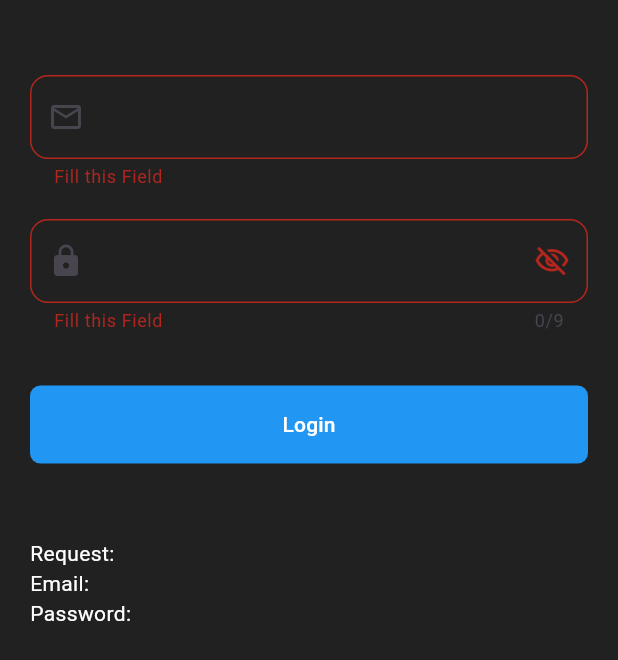
After one commit to yusuf-4444/logicFlutter-selections-, a Flutter app: the FormValidation screen opened directly, after a tap on "Login", on a phone screen of 412 x 824 dp. The commit adds this screen. Shown: the top 660 px of the screen. Run offline on Flutter 3.47's test engine with Material 3 defaults, Android fonts, the phone set to English and light mode, and no system bars; our stand-ins replace file_picker, flutter_svg, image_picker, video_player; missing offline and left inert: open_file_plus, syncfusion_flutter_pdfviewer; project files that could hold a hidden picture were left out.

Commit message:
form validation and pagination logics

```diff
--- a/lib/root.dart
+++ b/lib/root.dart
@@ -1,9 +1,11 @@
 import 'package:flutter/material.dart';
 import 'package:logic_flutter_selections/screens/file_upload.dart';
+import 'package:logic_flutter_selections/screens/form_validation.dart';
 import 'package:logic_flutter_selections/screens/image_selection.dart';
 import 'package:logic_flutter_selections/screens/image_upload.dart';
 import 'package:logic_flutter_selections/screens/multi_image_upload.dart';
 import 'package:logic_flutter_selections/screens/multi_selection.dart';
+import 'package:logic_flutter_selections/screens/pagination.dart';
 import 'package:logic_flutter_selections/screens/search_filter.dart';
 import 'package:logic_flutter_selections/screens/single_selection.dart';
 import 'package:logic_flutter_selections/screens/toggle_selection.dart';
@@ -29,6 +31,8 @@ class _RootState extends State<Root> {
     VideoUpload(),
     FileUpload(),
     SearchFilter(),
+    FormValidation(),
+    Pagination(),
   ];
 
   @override
--- /dev/null
+++ b/lib/screens/form_validation.dart
@@ -0,0 +1,175 @@
+import 'package:flutter/material.dart';
+
+class FormValidation extends StatefulWidget {
+  const FormValidation({super.key});
+
+  @override
+  State<FormValidation> createState() => _FormValidationState();
+}
+
+class _FormValidationState extends State<FormValidation> {
+  String request = "";
+  final TextEditingController _email = TextEditingController();
+  final TextEditingController _password = TextEditingController();
+  final GlobalKey<FormState> _formKey = GlobalKey();
+
+  bool isObsecure = true;
+
+  void _update() {
+    setState(() {});
+  }
+
+  @override
+  void initState() {
+    _email.addListener(_update);
+    _password.addListener(_update);
+    super.initState();
+  }
+
+  @override
+  void dispose() {
+    _email.dispose();
+    _password.dispose();
+    super.dispose();
+  }
+
+  @override
+  Widget build(BuildContext context) {
+    return GestureDetector(
+      onTap: () {
+        FocusScope.of(context).unfocus();
+      },
+      child: Scaffold(
+        backgroundColor: Colors.grey.shade900,
+        body: Padding(
+          padding: const EdgeInsets.symmetric(horizontal: 20),
+          child: Form(
+            key: _formKey,
+            child: Column(
+              children: [
+                SizedBox(height: 50),
+                TextFormField(
+                  validator: (value) {
+                    if (value == null || value.isEmpty) {
+                      return "Fill this Field";
+                    }
+                    if (!value.endsWith("@gmail.com")) {
+                      return "Enter valid Email";
+                    }
+                    return null;
+                  },
+                  controller: _email,
+                  style: TextStyle(color: Colors.white),
+                  cursorColor: Colors.white,
+                  decoration: InputDecoration(
+                    prefixIcon: Icon(Icons.email_outlined),
+                    border: OutlineInputBorder(
+                      borderRadius: BorderRadius.circular(12),
+                    ),
+                    enabledBorder: OutlineInputBorder(
+                      borderRadius: BorderRadius.circular(12),
+                    ),
+                    focusedBorder: OutlineInputBorder(
+                      borderSide: BorderSide(color: Colors.white),
+                      borderRadius: BorderRadius.circular(12),
+                    ),
+                  ),
+                ),
+
+                SizedBox(height: 20),
+                TextFormField(
+                  maxLength: 9,
+                  validator: (value) {
+                    if (value == null || value.isEmpty) {
+                      return "Fill this Field";
+                    }
+                    return null;
+                  },
+                  controller: _password,
+                  style: TextStyle(color: Colors.white),
+                  obscureText: isObsecure,
+                  cursorColor: Colors.white,
+                  decoration: InputDecoration(
+                    suffixIcon: IconButton(
+                      onPressed: () {
+                        isObsecure = !isObsecure;
+                        setState(() {});
+                      },
+                      icon: isObsecure
+                          ? Icon(Icons.visibility_off_outlined)
+                          : Icon(Icons.visibility_outlined),
+                    ),
+                    prefixIcon: Icon(Icons.lock),
+                    border: OutlineInputBorder(
+                      borderRadius: BorderRadius.circular(12),
+                    ),
+                    enabledBorder: OutlineInputBorder(
+                      borderRadius: BorderRadius.circular(12),
+                    ),
+                    focusedBorder: OutlineInputBorder(
+                      borderSide: BorderSide(color: Colors.white),
+                      borderRadius: BorderRadius.circular(12),
+                    ),
+                  ),
+                ),
+
+                SizedBox(height: 35),
+                Container(
+                  width: double.infinity,
+                  decoration: BoxDecoration(
+                    color: Colors.blue,
+                    borderRadius: BorderRadius.circular(7),
+                  ),
+                  child: TextButton(
+                    onPressed: () {
+                      if (_formKey.currentState!.validate()) {
+                        request = "Request";
+                        setState(() {});
+                      }
+                    },
+                    style: TextButton.styleFrom(
+                      shape: RoundedRectangleBorder(
+                        borderRadius: BorderRadiusGeometry.circular(0),
+                      ),
+                    ),
+                    child: Center(
+                      child: Padding(
+                        padding: const EdgeInsets.all(8.0),
+                        child: Text(
+                          "Login",
+                          style: TextStyle(color: Colors.white),
+                        ),
+                      ),
+                    ),
+                  ),
+                ),
+                Align(
+                  alignment: Alignment.centerLeft,
+                  child: Column(
+                    crossAxisAlignment: CrossAxisAlignment.start,
+                    children: [
+                      SizedBox(height: 50),
+                      Text(
+                        "Request: $request",
+                        style: TextStyle(color: Colors.white),
+                      ),
+
+                      Text(
+                        "Email: ${_email.text.replaceAll(" ", "")}",
+                        style: TextStyle(color: Colors.white),
+                      ),
+                      Text(
+                        "Password: ${_password.text}",
+                        style: TextStyle(color: Colors.white),
+                      ),
+                    ],
+                  ),
+                ),
+              ],
+            ),
+          ),
+        ),
+      ),
+    );
+  }
+}
```
Also changed, not shown: lib/screens/pagination.dart (added, +87 -0 lines).
